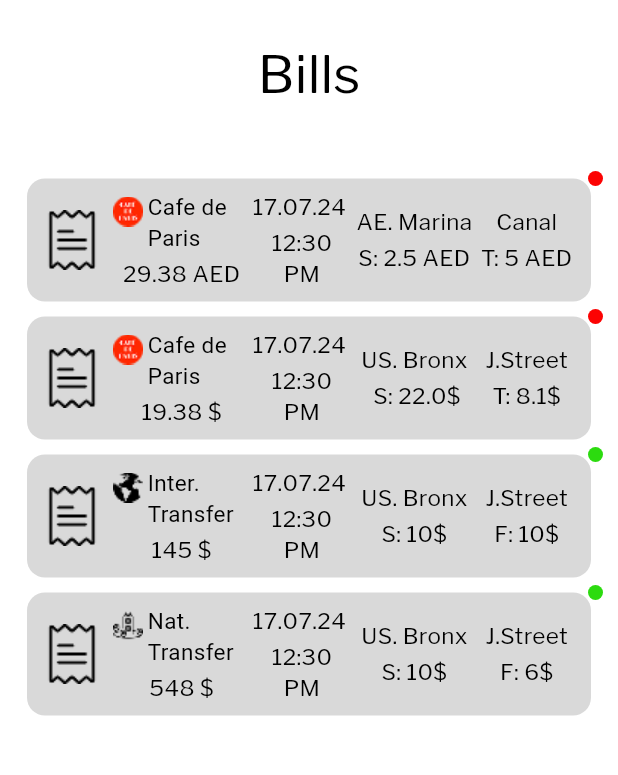
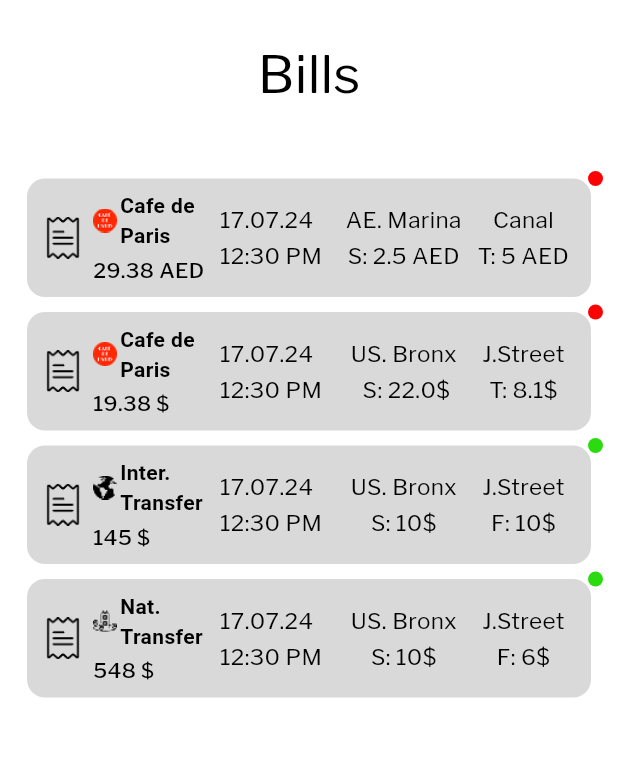
Before and after one commit to suman066/atahope, a Flutter app: the BillsPage screen opened directly, on a phone screen of 412 x 824 dp, the part 99-874 px from its top. Run offline on Flutter 3.47's test engine with Material 3 defaults, Android fonts, the phone set to English and light mode, and no system bars; our stand-ins replace flutter_easyloading, flutter_svg, google_fonts; missing offline and left inert: dart:html; project files that could hold a hidden picture were left out.

Commit message:
design modification

```diff
--- a/lib/view_screen/dinne_ing/bills_page.dart
+++ b/lib/view_screen/dinne_ing/bills_page.dart
@@ -211,70 +211,80 @@
           child: Row(
             crossAxisAlignment: CrossAxisAlignment.center,
             children: [
+              // 🧾 Column 1 — Icon + Title + Amount
               Expanded(
-                flex: 13,
+                flex: 30,
                 child: Row(
                   crossAxisAlignment: CrossAxisAlignment.center,
                   children: [
-                    Image.asset(
-                      "assets/images/note.png",
-                      width: 40,
-                      height: 40,
-                    ),
+
+                    /// left icons
+                    Column(
+                      mainAxisAlignment: MainAxisAlignment.center,
+                      children: [
+                        Image.asset("assets/images/note.png", width: 28, height: 28),
                       ],
                     ),
-              ),
-              // 🧾 Column 1 — Icon + Title + Amount
+
+                    const SizedBox(width: 6),
+
+                    /// title + amount stacked — both auto wrap
                     Expanded(
-                flex: 25,
                       child: Column(
                         crossAxisAlignment: CrossAxisAlignment.start,
-                  mainAxisAlignment: MainAxisAlignment.start,
                         children: [
                           Row(
-                      crossAxisAlignment: CrossAxisAlignment.start,
-                      mainAxisAlignment: MainAxisAlignment.start,
+                            mainAxisAlignment: MainAxisAlignment.center,
+                            crossAxisAlignment: CrossAxisAlignment.center,
                             children: [
-                        Padding(
-                          padding: const EdgeInsets.only(top: 4.0),
-                          child: Image.asset(
-                           image,
-                            width: 20,
-                            height: 20,
-                          ),
-                        ),
-                        const SizedBox(width: 3),
+                              Image.asset(image, width: 16, height: 16),
+                              SizedBox(width: 2),
                               Flexible(
                                 child: Text(
                                   title,
+                                  softWrap: true,
+                                  overflow: TextOverflow.visible,
+                                  maxLines: 5,
                                   style: GoogleFonts.secularOne(
-                              textStyle: const TextStyle(fontStyle: FontStyle.normal,color:AppColors.textBlack,fontSize: 15,
-                                fontWeight: FontWeight.w400,),
+                                    textStyle: const TextStyle(
+                                      color: AppColors.textBlack,
+                                      fontSize: 14,
+                                      fontWeight: FontWeight.w600,
                                     ),
-                            softWrap: true,
+                                  ),
                                 ),
                               ),
                             ],
                           ),
+
                           const SizedBox(height: 3),
-                    Align(
-                      alignment: Alignment.center,
-                      child: Text(
+
+                          Text(
                             amount,
+                            softWrap: true,
+                            overflow: TextOverflow.ellipsis,
+                            maxLines: 5,
                             style: GoogleFonts.libreFranklin(
-                          textStyle: const TextStyle(fontStyle: FontStyle.normal,color:AppColors.textBlack,fontSize: 15,
-                            fontWeight: FontWeight.w400,),
+                              textStyle: const TextStyle(
+                                color: AppColors.textBlack,
+                                fontSize: 14,
+                                fontWeight: FontWeight.w500,
                               ),
-                        softWrap: true,
                             ),
                           ),
                         ],
                       ),
                     ),
+
+                  ],
+                ),
+              ),
+
+
               const SizedBox(width: 2),
               // 📅 Column 2 — Date + Time
               Expanded(
-                flex: 18,
+                flex: 20,
                 child: Column(
                   crossAxisAlignment: CrossAxisAlignment.start,
                   mainAxisAlignment: MainAxisAlignment.start,
--- a/pubspec.yaml
+++ b/pubspec.yaml
@@ -82,6 +82,12 @@
     - assets/images/spaghetti_special.png
     - assets/images/double_chicken.png
     - assets/images/globe.png
+    - assets/images/glob_full.png
+    - assets/images/cart_icon.png
+    - assets/images/discount_icon.png
+    - assets/images/upgrade_icon.png
+    - assets/images/zoom_in_icon.png
+    - assets/images/zoom_out_icon.png
     - assets/images/pizza_mozzarella.png
     - assets/images/microphone.png
     - assets/images/search.png
```
Also changed, not shown: lib/view_screen/dinne_ing/atahope_screen/atahope_screen1.dart (+40 -8 lines), assets/images/cart_icon.png (added), assets/images/discount_icon.png (added), assets/images/glob_full.png (added), assets/images/upgrade_icon.png (added), assets/images/zoom_in_icon.png (added), assets/images/zoom_out_icon.png (added). Lines whose indentation alone changed are shown as unchanged.
